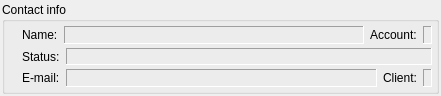
vacuum-im/vacuum-im, file trunk/src/plugins/messagewidgets/infowidget.ui: the form before one commit.
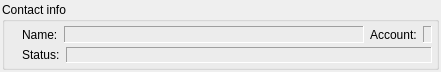
The form after the commit.

```diff
--- a/trunk/src/plugins/messagewidgets/infowidget.ui
+++ b/trunk/src/plugins/messagewidgets/infowidget.ui
@@ -1,12 +1,12 @@
 <ui version="4.0" >
  <class>InfoWidgetClass</class>
- <widget class="QWidget" name="InfoWidgetClass" >
-  <property name="geometry" >
+ <widget class="QWidget" name="InfoWidgetClass">
+  <property name="geometry">
    <rect>
     <x>0</x>
     <y>0</y>
     <width>441</width>
-    <height>96</height>
+    <height>72</height>
    </rect>
   </property>
   <layout class="QVBoxLayout" >
@@ -177,98 +177,6 @@
            </layout>
           </widget>
          </item>
-         <item>
-          <layout class="QHBoxLayout" >
-           <item>
-            <widget class="QWidget" native="1" name="wdtEmail" >
-             <layout class="QHBoxLayout" >
-              <property name="margin" >
-               <number>0</number>
-              </property>
-              <item>
-               <widget class="QLabel" name="lblLabelEmail" >
-                <property name="sizePolicy" >
-                 <sizepolicy vsizetype="Preferred" hsizetype="Maximum" >
-                  <horstretch>0</horstretch>
-                  <verstretch>0</verstretch>
-                 </sizepolicy>
-                </property>
-                <property name="text" >
-                 <string>E-mail:</string>
-                </property>
-               </widget>
-              </item>
-              <item>
-               <widget class="QLabel" name="lblEmail" >
-                <property name="sizePolicy" >
-                 <sizepolicy vsizetype="Preferred" hsizetype="Expanding" >
-                  <horstretch>0</horstretch>
-                  <verstretch>0</verstretch>
-                 </sizepolicy>
-                </property>
-                <property name="frameShape" >
-                 <enum>QFrame::Panel</enum>
-                </property>
-                <property name="frameShadow" >
-                 <enum>QFrame::Sunken</enum>
-                </property>
-                <property name="text" >
-                 <string/>
-                </property>
-                <property name="margin" >
-                 <number>1</number>
-                </property>
-                <property name="textInteractionFlags" >
-                 <set>Qt::LinksAccessibleByMouse|Qt::TextSelectableByMouse</set>
-                </property>
-               </widget>
-              </item>
-             </layout>
-            </widget>
-           </item>
-           <item>
-            <widget class="QWidget" native="1" name="wdtClient" >
-             <layout class="QHBoxLayout" >
-              <property name="margin" >
-               <number>0</number>
-              </property>
-              <item>
-               <widget class="QLabel" name="lblLabelClient" >
-                <property name="sizePolicy" >
-                 <sizepolicy vsizetype="Preferred" hsizetype="Maximum" >
-                  <horstretch>0</horstretch>
-                  <verstretch>0</verstretch>
-                 </sizepolicy>
-                </property>
-                <property name="text" >
-                 <string>Client:</string>
-                </property>
-               </widget>
-              </item>
-              <item>
-               <widget class="QLabel" name="lblClient" >
-                <property name="frameShape" >
-                 <enum>QFrame::Panel</enum>
-                </property>
-                <property name="frameShadow" >
-                 <enum>QFrame::Sunken</enum>
-                </property>
-                <property name="text" >
-                 <string/>
-                </property>
-                <property name="margin" >
-                 <number>1</number>
-                </property>
-                <property name="textInteractionFlags" >
-                 <set>Qt::TextSelectableByMouse</set>
-                </property>
-               </widget>
-              </item>
-             </layout>
-            </widget>
-           </item>
-          </layout>
-         </item>
         </layout>
        </widget>
       </item>
@@ -277,7 +185,7 @@
    </item>
   </layout>
  </widget>
- <layoutdefault spacing="6" margin="11" />
+ <layoutdefault spacing="6" margin="11"/>
  <resources/>
  <connections/>
 </ui>
```
Left out of the diff: 115 changed lines with no effect on the pictures.
